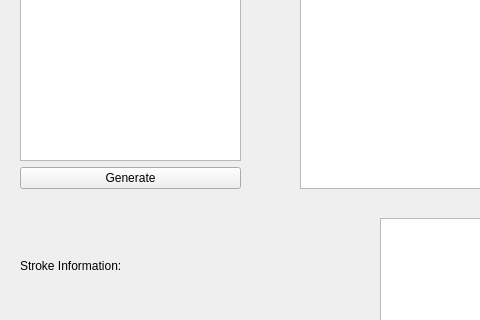
Old version of the form calligraphyJiZiByStrokeCompose/mainwindow.ui in the repository plateaukao/CSInTraditionalChineseCalligraphy; both pictures show x 0 to 480 and y 162 to 482 of the 883 by 728 pixel window.
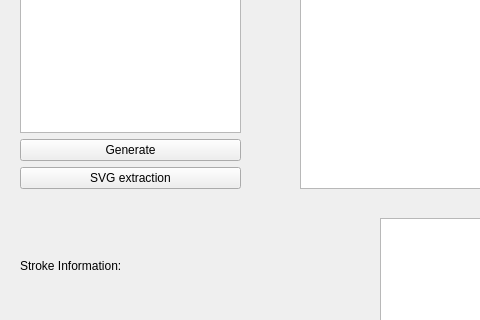
New version of the form.

What changed in the file:
```diff
--- a/calligraphyJiZiByStrokeCompose/mainwindow.ui
+++ b/calligraphyJiZiByStrokeCompose/mainwindow.ui
@@ -41,6 +41,13 @@
        </property>
       </widget>
      </item>
+     <item>
+      <widget class="QPushButton" name="svg_extraction_pushButton">
+       <property name="text">
+        <string>SVG extraction</string>
+       </property>
+      </widget>
+     </item>
     </layout>
    </widget>
    <widget class="QGraphicsView" name="result_graphicsView">
```
